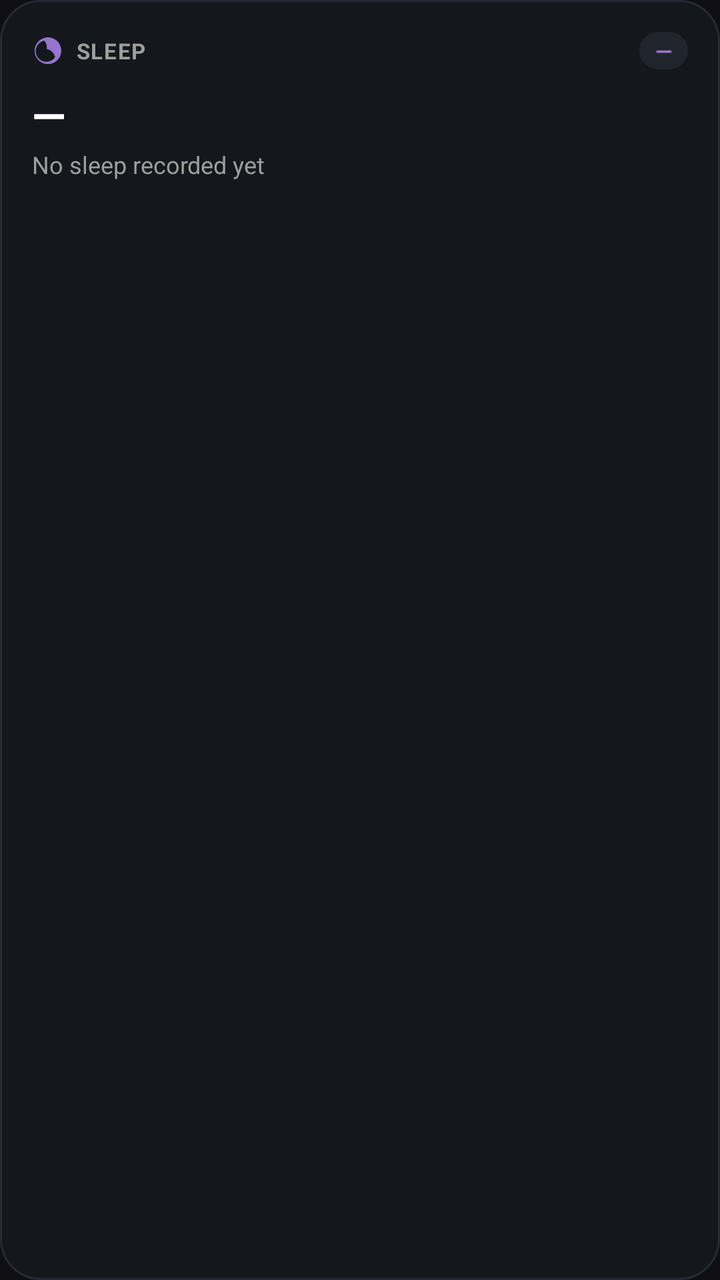
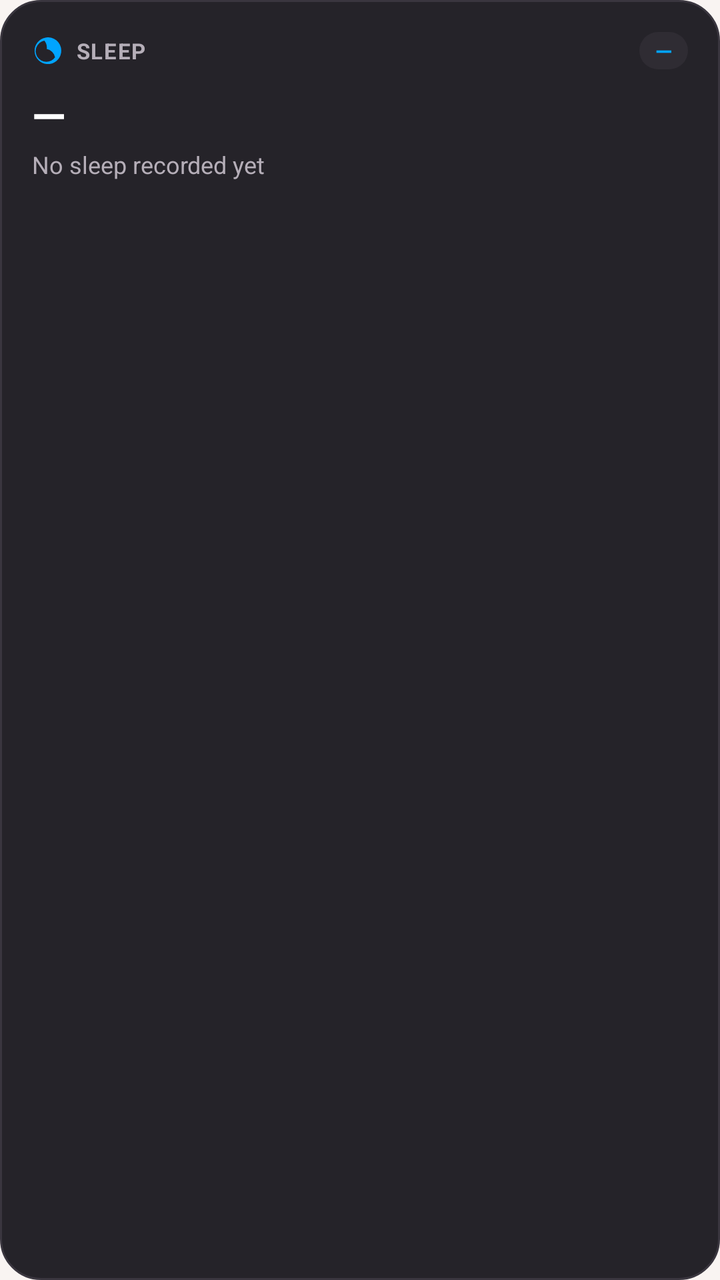

Before-and-after screenshots of an Android layout around one commit, followed by the original layout XML and the change that was made.
<!-- AndroidManifest.xml: application theme Theme.Hangry -->
<!-- res/layout/widget_sleep.xml -->
<?xml version="1.0" encoding="utf-8"?>
<LinearLayout xmlns:android="http://schemas.android.com/apk/res/android"
    android:id="@+id/widget_sleep_root"
    android:layout_width="match_parent"
    android:layout_height="match_parent"
    android:background="@drawable/bg_widget_surface"
    android:orientation="vertical"
    android:padding="16dp">

    
    <LinearLayout
        android:layout_width="match_parent"
        android:layout_height="wrap_content"
        android:gravity="center_vertical"
        android:orientation="horizontal">

        <ImageView
            android:layout_width="16dp"
            android:layout_height="16dp"
            android:src="@drawable/ic_widget_moon"
            android:contentDescription="@null" />

        <TextView
            android:layout_width="0dp"
            android:layout_height="wrap_content"
            android:layout_marginStart="6dp"
            android:layout_weight="1"
            android:text="SLEEP"
            android:textColor="#9E9E9E"
            android:textSize="11sp"
            android:textStyle="bold"
            android:letterSpacing="0.05" />

        <TextView
            android:id="@+id/tv_sleep_score"
            android:layout_width="wrap_content"
            android:layout_height="wrap_content"
            android:background="@drawable/bg_widget_chip"
            android:paddingHorizontal="8dp"
            android:paddingVertical="2dp"
            android:text="—"
            android:textColor="#9575CD"
            android:textSize="11sp"
            android:textStyle="bold" />
    </LinearLayout>

    
    <TextView
        android:id="@+id/tv_sleep_duration"
        android:layout_width="wrap_content"
        android:layout_height="wrap_content"
        android:layout_marginTop="8dp"
        android:text="—"
        android:textColor="#FFFFFF"
        android:textSize="22sp"
        android:textStyle="bold" />

    
    <TextView
        android:id="@+id/tv_sleep_subtitle"
        android:layout_width="wrap_content"
        android:layout_height="wrap_content"
        android:layout_marginTop="2dp"
        android:text="No sleep recorded yet"
        android:textColor="#9E9E9E"
        android:textSize="12sp" />
</LinearLayout>
<!-- resources referenced by this layout -->
<resources>
  <!-- drawable bg_widget_chip (drawable) -->
  <?xml version="1.0" encoding="utf-8"?>
  <shape xmlns:android="http://schemas.android.com/apk/res/android"
      android:shape="rectangle">
      <solid android:color="#20252D" />
      <corners android:radius="12dp" />
  </shape>
  <!-- drawable bg_widget_surface (drawable) -->
  <?xml version="1.0" encoding="utf-8"?>
  <shape xmlns:android="http://schemas.android.com/apk/res/android"
      android:shape="rectangle">
      <solid android:color="#14171C" />
      <corners android:radius="20dp" />
      <stroke
          android:width="1dp"
          android:color="#262B34" />
  </shape>
  <!-- drawable ic_widget_moon (drawable) -->
  <vector xmlns:android="http://schemas.android.com/apk/res/android"
      android:width="24dp"
      android:height="24dp"
      android:viewportWidth="24"
      android:viewportHeight="24">
      <path
          android:fillColor="#9575CD"
          android:pathData="M12.3,2a10,10 0 0,0 -1.9,0.18 10,10 0 1,0 11.42,11.42A10,10 0 0,0 12.3,2zM9.27,4.49a8.03,8.03 0 0,1 1.76,6.21 8.03,8.03 0 0,1 6.27,6.27 8,8 0 1,1 -8.03,-12.48z" />
  </vector>
  <style name="Theme.Hangry" parent="android:Theme.Material.NoActionBar">
          <item name="android:windowBackground">@color/background_dark</item>
          <item name="android:statusBarColor">@android:color/transparent</item>
          <item name="android:navigationBarColor">@android:color/transparent</item>
      </style>
  <color name="background_dark">#FF101014</color>
</resources>

<!-- the commit's change to res/layout/widget_sleep.xml (unified diff, before → after) -->
@@ -26,7 +26,7 @@
             android:layout_marginStart="6dp"
             android:layout_weight="1"
             android:text="SLEEP"
-            android:textColor="#9E9E9E"
+            android:textColor="#B5AEB8"
             android:textSize="11sp"
             android:textStyle="bold"
             android:letterSpacing="0.05" />
@@ -39,7 +39,7 @@
             android:paddingHorizontal="8dp"
             android:paddingVertical="2dp"
             android:text="—"
-            android:textColor="#9575CD"
+            android:textColor="#00A4FF"
             android:textSize="11sp"
             android:textStyle="bold" />
     </LinearLayout>
@@ -62,6 +62,6 @@
         android:layout_height="wrap_content"
         android:layout_marginTop="2dp"
         android:text="No sleep recorded yet"
-        android:textColor="#9E9E9E"
+        android:textColor="#B5AEB8"
         android:textSize="12sp" />
 </LinearLayout>
<!-- resource entries referenced after the edit -->
@@ -4,18 +4,18 @@
   <?xml version="1.0" encoding="utf-8"?>
   <shape xmlns:android="http://schemas.android.com/apk/res/android"
       android:shape="rectangle">
-      <solid android:color="#20252D" />
+      <solid android:color="#2F2C33" />
       <corners android:radius="12dp" />
   </shape>
   <!-- drawable bg_widget_surface (drawable) -->
   <?xml version="1.0" encoding="utf-8"?>
   <shape xmlns:android="http://schemas.android.com/apk/res/android"
       android:shape="rectangle">
-      <solid android:color="#14171C" />
+      <solid android:color="#252329" />
       <corners android:radius="20dp" />
       <stroke
           android:width="1dp"
-          android:color="#262B34" />
+          android:color="#3A363F" />
   </shape>
   <!-- drawable ic_widget_moon (drawable) -->
   <vector xmlns:android="http://schemas.android.com/apk/res/android"
@@ -24,14 +24,16 @@
       android:viewportWidth="24"
       android:viewportHeight="24">
       <path
-          android:fillColor="#9575CD"
+          android:fillColor="#00A4FF"
           android:pathData="M12.3,2a10,10 0 0,0 -1.9,0.18 10,10 0 1,0 11.42,11.42A10,10 0 0,0 12.3,2zM9.27,4.49a8.03,8.03 0 0,1 1.76,6.21 8.03,8.03 0 0,1 6.27,6.27 8,8 0 1,1 -8.03,-12.48z" />
   </vector>
   <style name="Theme.Hangry" parent="android:Theme.Material.NoActionBar">
-          <item name="android:windowBackground">@color/background_dark</item>
+          <item name="android:windowBackground">@color/brand_cream</item>
           <item name="android:statusBarColor">@android:color/transparent</item>
           <item name="android:navigationBarColor">@android:color/transparent</item>
+          <item name="android:windowLightStatusBar">true</item>
+          <item name="android:windowLightNavigationBar">true</item>
       </style>
-  <color name="background_dark">#FF101014</color>
+  <color name="brand_cream">#FFF9F4F2</color>
 </resources>
 
